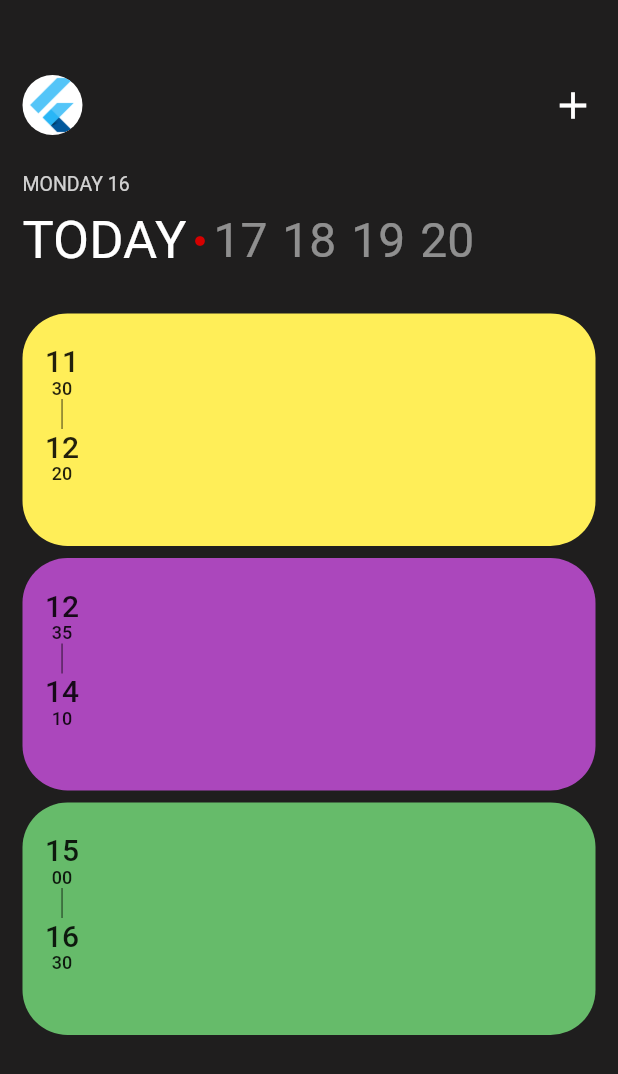
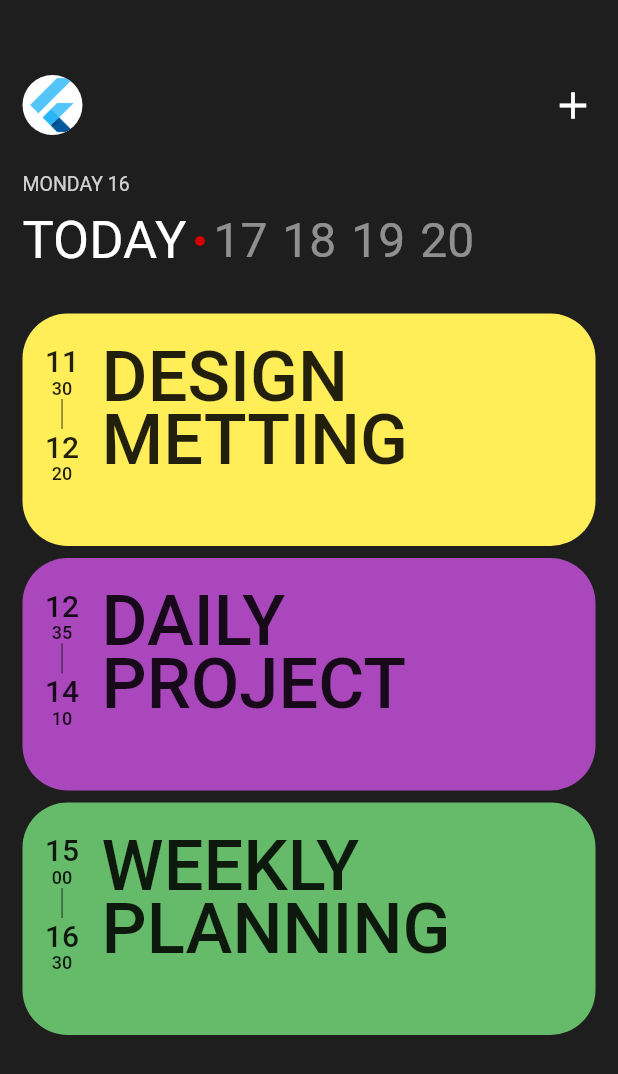
Before and after one commit to sol92824/flutter_app, a Flutter app: the screen it shows after launch, on a phone screen of 412 x 824 dp. Shown: the top 1074 px of the screen. Run offline on Flutter 3.47's test engine with Material 2 defaults, Android fonts, the phone set to English and light mode, and no system bars.

Commit message:
schedule_card 스케쥴명 Row + cardName 파라미터

```diff
--- a/lib/screens/schedule_screen.dart
+++ b/lib/screens/schedule_screen.dart
@@ -105,6 +105,7 @@ class ScheduleScreen extends StatelessWidget {
                 startMinutes: '30',
                 endHour: '12',
                 endMinutes: '20',
+                cardName: 'DESIGN METTING',
               ),
               ScheduleCard(
                 cardColor: Colors.purple.shade400,
@@ -112,6 +113,7 @@ class ScheduleScreen extends StatelessWidget {
                 startMinutes: '35',
                 endHour: '14',
                 endMinutes: '10',
+                cardName: 'DAILY PROJECT',
               ),
               ScheduleCard(
                 cardColor: Colors.green.shade400,
@@ -119,6 +121,7 @@ class ScheduleScreen extends StatelessWidget {
                 startMinutes: '00',
                 endHour: '16',
                 endMinutes: '30',
+                cardName: 'WEEKLY PLANNING',
               ),
             ],
           ),
--- a/lib/widgets/schedule_card.dart
+++ b/lib/widgets/schedule_card.dart
@@ -3,6 +3,7 @@ import 'package:flutter/material.dart';
 class ScheduleCard extends StatelessWidget {
   final Color cardColor;
   final String startHour, startMinutes, endHour, endMinutes;
+  final String cardName;
 
   const ScheduleCard(
       {super.key,
@@ -10,7 +11,8 @@ class ScheduleCard extends StatelessWidget {
       required this.startHour,
       required this.startMinutes,
       required this.endHour,
-      required this.endMinutes});
+      required this.endMinutes,
+      required this.cardName});
 
   @override
   Widget build(BuildContext context) {
@@ -69,6 +71,18 @@ class ScheduleCard extends StatelessWidget {
                           fontWeight: FontWeight.w500,
                         )),
                   ]),
+                ),
+                // child 요소를 렌더링 영역의 최대 사이즈까지 확장시켜주는 위젯
+                Expanded(
+                  child: Text(
+                    cardName,
+                    style: const TextStyle(
+                      fontSize: 47,
+                      fontWeight: FontWeight.w500,
+                      // 텍스트 줄간 간격 조정
+                      height: 0.9,
+                    ),
+                  ),
                 )
               ],
             ),
```
